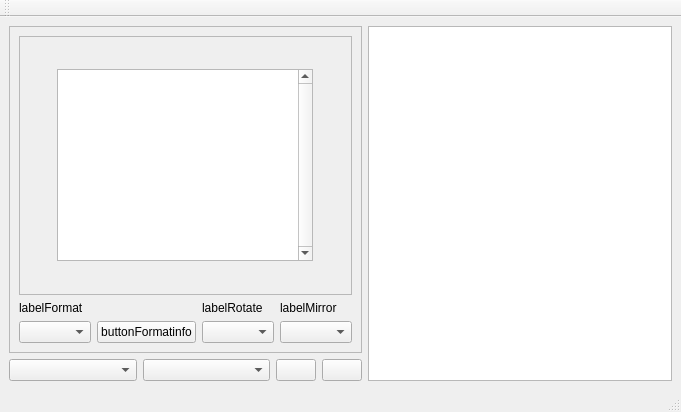
Old version of the form UI/Main.ui in the repository ADM228/ADM-CHR.
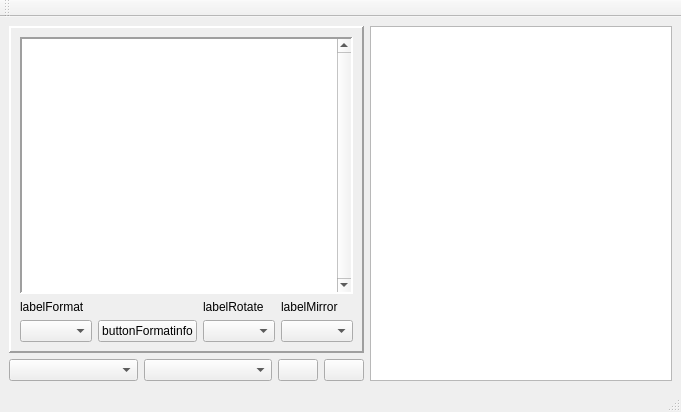
New version of the form. Icons and pictures are not drawn.

Commit message: Version 1.4.2α: Less finicky square window resizing

```diff
--- a/UI/Main.ui
+++ b/UI/Main.ui
@@ -45,11 +45,14 @@
          </sizepolicy>
         </property>
         <property name="frameShape">
-         <enum>QFrame::StyledPanel</enum>
+         <enum>QFrame::Panel</enum>
         </property>
         <property name="frameShadow">
          <enum>QFrame::Raised</enum>
         </property>
+        <property name="lineWidth">
+         <number>2</number>
+        </property>
         <layout class="QVBoxLayout" name="verticalLayout_5">
          <item>
           <widget class="QFrame" name="frame_3">
@@ -60,7 +63,7 @@
             </sizepolicy>
            </property>
            <property name="frameShape">
-            <enum>QFrame::StyledPanel</enum>
+            <enum>QFrame::NoFrame</enum>
            </property>
            <property name="frameShadow">
             <enum>QFrame::Plain</enum>
@@ -90,7 +93,7 @@
             <item>
              <widget class="QGraphicsView" name="graphicsPicture">
               <property name="sizePolicy">
-               <sizepolicy hsizetype="Maximum" vsizetype="Maximum">
+               <sizepolicy hsizetype="Ignored" vsizetype="Ignored">
                 <horstretch>0</horstretch>
                 <verstretch>0</verstretch>
                </sizepolicy>
@@ -101,9 +104,15 @@
                 <height>2</height>
                </size>
               </property>
+              <property name="frameShape">
+               <enum>QFrame::Panel</enum>
+              </property>
               <property name="frameShadow">
                <enum>QFrame::Sunken</enum>
               </property>
+              <property name="lineWidth">
+               <number>2</number>
+              </property>
               <property name="verticalScrollBarPolicy">
                <enum>Qt::ScrollBarAlwaysOn</enum>
               </property>
@@ -307,7 +316,7 @@
            <item>
             <widget class="QGraphicsView" name="graphicsEditor">
              <property name="sizePolicy">
-              <sizepolicy hsizetype="Expanding" vsizetype="Expanding">
+              <sizepolicy hsizetype="Ignored" vsizetype="Ignored">
                <horstretch>0</horstretch>
                <verstretch>0</verstretch>
               </sizepolicy>
```
The commit also changes 1 other file.
